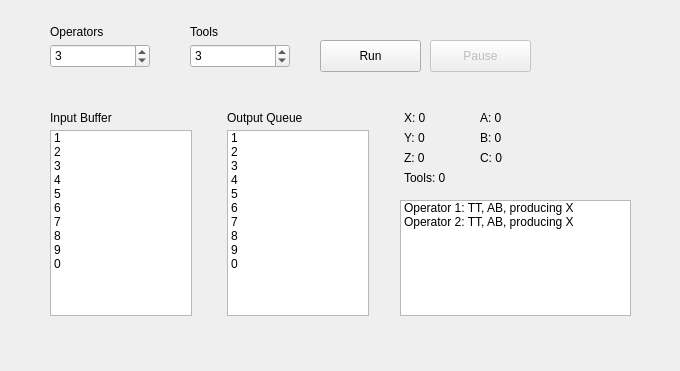
Qt form mainwindow.ui (xhacker/CMPT-300-HW2) before a commit.
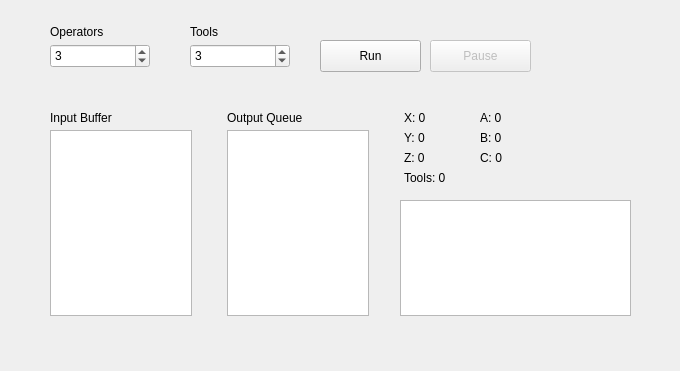
The same form after that commit.

The edit to the form file:
```diff
--- a/mainwindow.ui
+++ b/mainwindow.ui
@@ -65,72 +65,6 @@
      <string>Tools</string>
     </property>
    </widget>
-   <widget class="QListWidget" name="listWidget">
-    <property name="enabled">
-     <bool>true</bool>
-    </property>
-    <property name="geometry">
-     <rect>
-      <x>50</x>
-      <y>130</y>
-      <width>142</width>
-      <height>186</height>
-     </rect>
-    </property>
-    <property name="alternatingRowColors">
-     <bool>false</bool>
-    </property>
-    <item>
-     <property name="text">
-      <string>1</string>
-     </property>
-    </item>
-    <item>
-     <property name="text">
-      <string>2</string>
-     </property>
-    </item>
-    <item>
-     <property name="text">
-      <string>3</string>
-     </property>
-    </item>
-    <item>
-     <property name="text">
-      <string>4</string>
-     </property>
-    </item>
-    <item>
-     <property name="text">
-      <string>5</string>
-     </property>
-    </item>
-    <item>
-     <property name="text">
-      <string>6</string>
-     </property>
-    </item>
-    <item>
-     <property name="text">
-      <string>7</string>
-     </property>
-    </item>
-    <item>
-     <property name="text">
-      <string>8</string>
-     </property>
-    </item>
-    <item>
-     <property name="text">
-      <string>9</string>
-     </property>
-    </item>
-    <item>
-     <property name="text">
-      <string>0</string>
-     </property>
-    </item>
-   </widget>
    <widget class="QLabel" name="label_3">
     <property name="geometry">
      <rect>
@@ -157,72 +91,6 @@
      <string>Output Queue</string>
     </property>
    </widget>
-   <widget class="QListWidget" name="listWidget_2">
-    <property name="enabled">
-     <bool>true</bool>
-    </property>
-    <property name="geometry">
-     <rect>
-      <x>227</x>
-      <y>130</y>
-      <width>142</width>
-      <height>186</height>
-     </rect>
-    </property>
-    <property name="alternatingRowColors">
-     <bool>false</bool>
-    </property>
-    <item>
-     <property name="text">
-      <string>1</string>
-     </property>
-    </item>
-    <item>
-     <property name="text">
-      <string>2</string>
-     </property>
-    </item>
-    <item>
-     <property name="text">
-      <string>3</string>
-     </property>
-    </item>
-    <item>
-     <property name="text">
-      <string>4</string>
-     </property>
-    </item>
-    <item>
-     <property name="text">
-      <string>5</string>
-     </property>
-    </item>
-    <item>
-     <property name="text">
-      <string>6</string>
-     </property>
-    </item>
-    <item>
-     <property name="text">
-      <string>7</string>
-     </property>
-    </item>
-    <item>
-     <property name="text">
-      <string>8</string>
-     </property>
-    </item>
-    <item>
-     <property name="text">
-      <string>9</string>
-     </property>
-    </item>
-    <item>
-     <property name="text">
-      <string>0</string>
-     </property>
-    </item>
-   </widget>
    <widget class="QPushButton" name="pauseButton">
     <property name="enabled">
      <bool>false</bool>
@@ -330,32 +198,6 @@
      <string>Tools: 0</string>
     </property>
    </widget>
-   <widget class="QListWidget" name="listWidget_3">
-    <property name="enabled">
-     <bool>true</bool>
-    </property>
-    <property name="geometry">
-     <rect>
-      <x>400</x>
-      <y>200</y>
-      <width>231</width>
-      <height>116</height>
-     </rect>
-    </property>
-    <property name="alternatingRowColors">
-     <bool>false</bool>
-    </property>
-    <item>
-     <property name="text">
-      <string>Operator 1: TT, AB, producing X</string>
-     </property>
-    </item>
-    <item>
-     <property name="text">
-      <string>Operator 2: TT, AB, producing X</string>
-     </property>
-    </item>
-   </widget>
    <widget class="QSpinBox" name="operatorsSpinBox">
     <property name="geometry">
      <rect>
@@ -394,6 +236,36 @@
      <number>3</number>
     </property>
    </widget>
+   <widget class="QListView" name="inputListView">
+    <property name="geometry">
+     <rect>
+      <x>50</x>
+      <y>130</y>
+      <width>142</width>
+      <height>186</height>
+     </rect>
+    </property>
+   </widget>
+   <widget class="QListView" name="outputListView">
+    <property name="geometry">
+     <rect>
+      <x>227</x>
+      <y>130</y>
+      <width>142</width>
+      <height>186</height>
+     </rect>
+    </property>
+   </widget>
+   <widget class="QListView" name="operatorsListView">
+    <property name="geometry">
+     <rect>
+      <x>400</x>
+      <y>200</y>
+      <width>231</width>
+      <height>116</height>
+     </rect>
+    </property>
+   </widget>
   </widget>
   <widget class="QMenuBar" name="menuBar">
    <property name="geometry">
```
